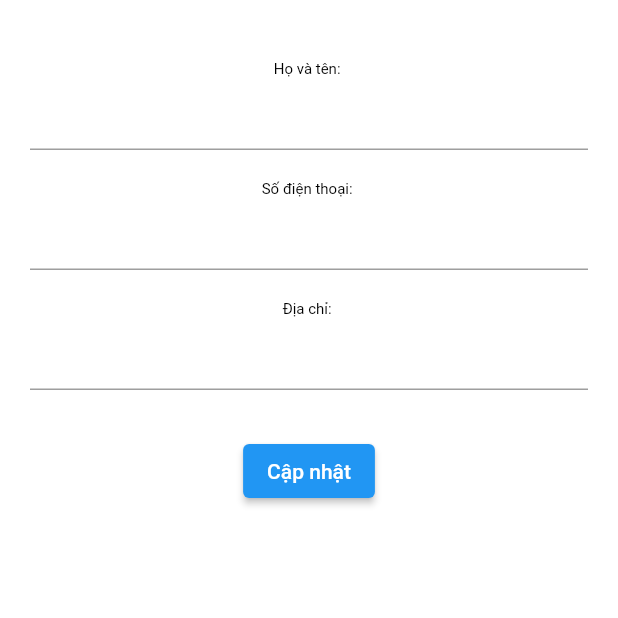
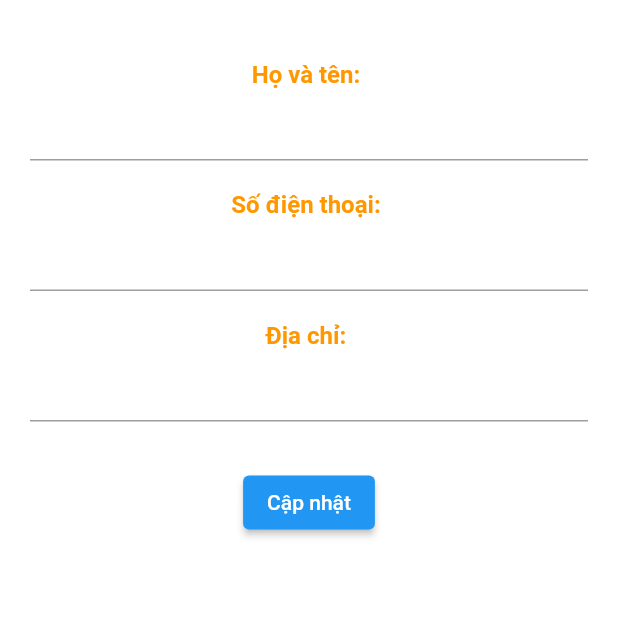
Before and after one commit to Thinh2k/my-project, a Flutter app: the ProfileScreen screen opened by its route, on a phone screen of 412 x 824 dp, the top half of it. Run offline on Flutter 3.47's test engine with Material 2 defaults, Android fonts, the phone set to English and light mode, and no system bars; our stand-ins replace bloc, carousel_slider, cloud_firestore, equatable, firebase_auth, firebase_core and 2 more; missing offline and left inert: dart:html, dart:js; accounts and stored records are empty; Roboto replaces fonts that are missing (Avenir).

Commit message:
Update profile_screen.dart

```diff
--- a/ShopFood/lib/screens/profile/profile_screen.dart
+++ b/ShopFood/lib/screens/profile/profile_screen.dart
@@ -28,19 +28,22 @@ class _ProfileScreenState extends State<ProfileScreen> {
     return Column(
       children: [
         SizedBox(height: 20),
-        Center(child: Text('Họ và tên: ')),
+        Center(child: Text('Họ và tên: ',
+            style: Theme.of(context).textTheme.headline4!.copyWith(color: Colors.orange))),
         TextFormField(
           controller:
           _nameController = TextEditingController(text: data['name']),
         ),
         SizedBox(height: 20),
-        Center(child: Text('Số điện thoại: ')),
+        Center(child: Text('Số điện thoại: ',
+            style: Theme.of(context).textTheme.headline4!.copyWith(color: Colors.orange))),
         TextFormField(
           controller:
           _phoneController = TextEditingController(text: data['phone']),
         ),
         SizedBox(height: 20),
-        Center(child: Text('Địa chỉ: ')),
+        Center(child: Text('Địa chỉ: ',
+            style: Theme.of(context).textTheme.headline4!.copyWith(color: Colors.orange))),
         TextFormField(
           controller: _addressController = TextEditingController(text: data['address']),
         ),
```
